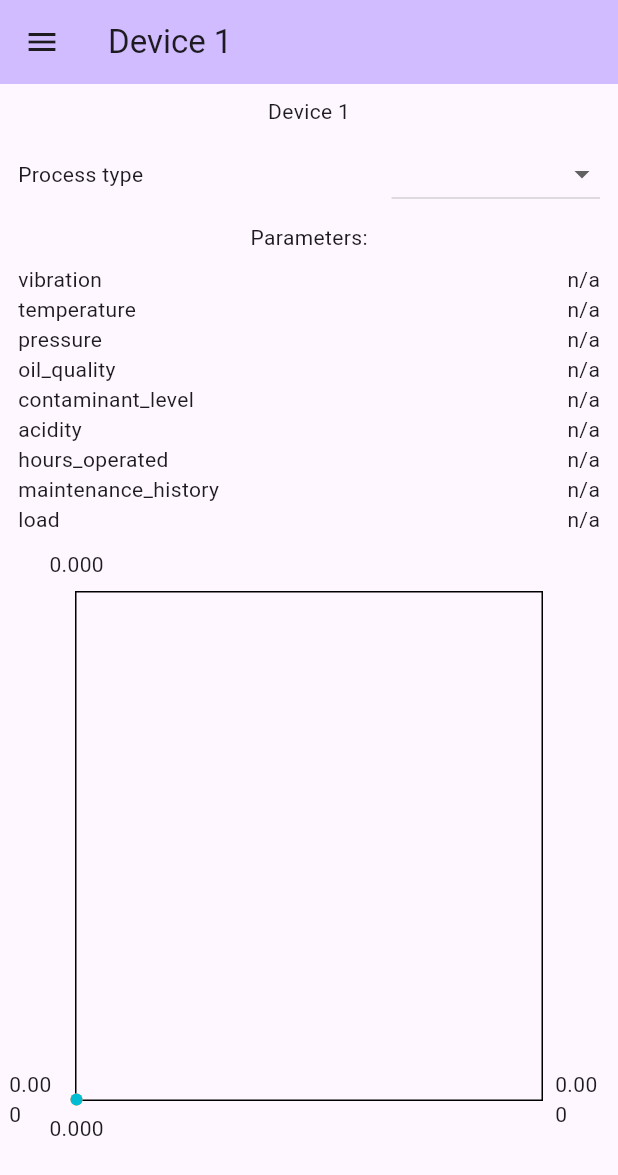
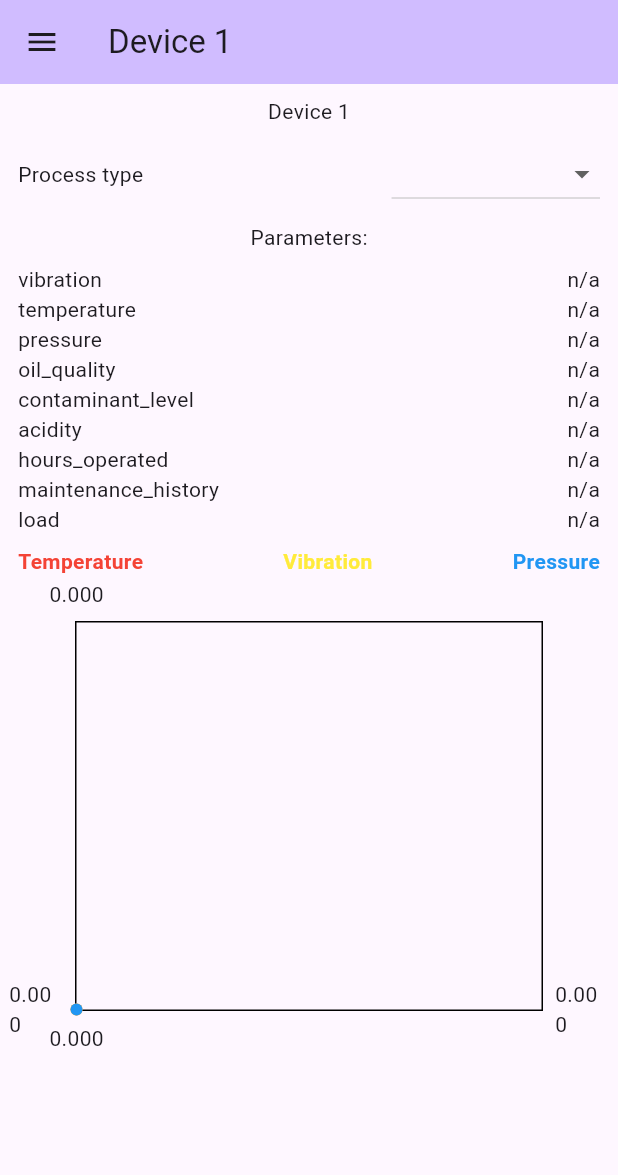
Before and after one commit to alvarohurtadobo/iot_anomaly_emulator, a Flutter app: the screen it shows after launch, after a tap on "DeMag400", on a phone screen of 412 x 824 dp. Shown: the top 1175 px of the screen. Run offline on Flutter 3.47's test engine with Material 3 defaults, Android fonts, the phone set to English and light mode, and no system bars; drawn by our look-alikes of fl_chart; our stand-ins replace flutter_riverpod, go_router; missing offline and left inert: mqtt_client; generated files the repository leaves out were written again.

Commit message:
[FEA] Added labels to chart

```diff
--- a/lib/devices/view/widgets/history_chart.dart
+++ b/lib/devices/view/widgets/history_chart.dart
@@ -1,6 +1,7 @@
 import 'package:fl_chart/fl_chart.dart';
 import 'package:flutter/material.dart';
 import 'package:flutter_riverpod/flutter_riverpod.dart';
+import 'package:iot_anomaly_emulator/common/constants/sizes.dart';
 import 'package:iot_anomaly_emulator/devices/providers/sensor_history_provider.dart';
 
 class HistoryChart extends ConsumerWidget {
@@ -10,9 +11,40 @@ class HistoryChart extends ConsumerWidget {
   Widget build(BuildContext context, WidgetRef ref) {
     final history = ref.watch(sensorHistoryProvider);
 
-    return SizedBox(
+    return Column(
+      children: [
+        const Padding(
+          padding: EdgeInsets.symmetric(horizontal: Sizes.p12),
+          child: Row(
+            mainAxisAlignment: MainAxisAlignment.spaceBetween,
+            children: [
+              Text(
+                'Temperature',
+                style: TextStyle(
+                  color: Colors.red,
+                  fontWeight: FontWeight.bold,
+                ),
+              ),
+              Text(
+                'Vibration',
+                style: TextStyle(
+                  color: Colors.yellow,
+                  fontWeight: FontWeight.bold,
+                ),
+              ),
+              Text(
+                'Pressure',
+                style: TextStyle(
+                  color: Colors.blue,
+                  fontWeight: FontWeight.bold,
+                ),
+              ),
+            ],
+          ),
+        ),
+        SizedBox(
           width: 400,
-      height: 400,
+          height: 320,
           child: LineChart(
             LineChartData(
               lineBarsData: [
@@ -22,7 +54,7 @@ class HistoryChart extends ConsumerWidget {
                     for (int i = 0; i < history.length; i++)
                       FlSpot(
                         i.toDouble(),
-                    history[i].values['temperature']?.toDouble() ?? 0,
+                        history[i].values['temperature'] ?? 0,
                       ),
                   ],
                 ),
@@ -32,22 +64,25 @@ class HistoryChart extends ConsumerWidget {
                     for (int i = 0; i < history.length; i++)
                       FlSpot(
                         i.toDouble(),
-                    history[i].values['vibration']?.toDouble() ?? 0,
+                        history[i].values['vibration'] ?? 0,
                       ),
                   ],
                 ),
                 LineChartBarData(
+                  color: Colors.blue,
                   spots: [
                     for (int i = 0; i < history.length; i++)
                       FlSpot(
                         i.toDouble(),
-                    history[i].values['pressure']?.toDouble() ?? 0,
+                        history[i].values['pressure'] ?? 0,
                       ),
                   ],
                 ),
               ],
             ),
           ),
+        ),
+      ],
     );
   }
 }
```
Lines whose indentation alone changed are shown as unchanged.
